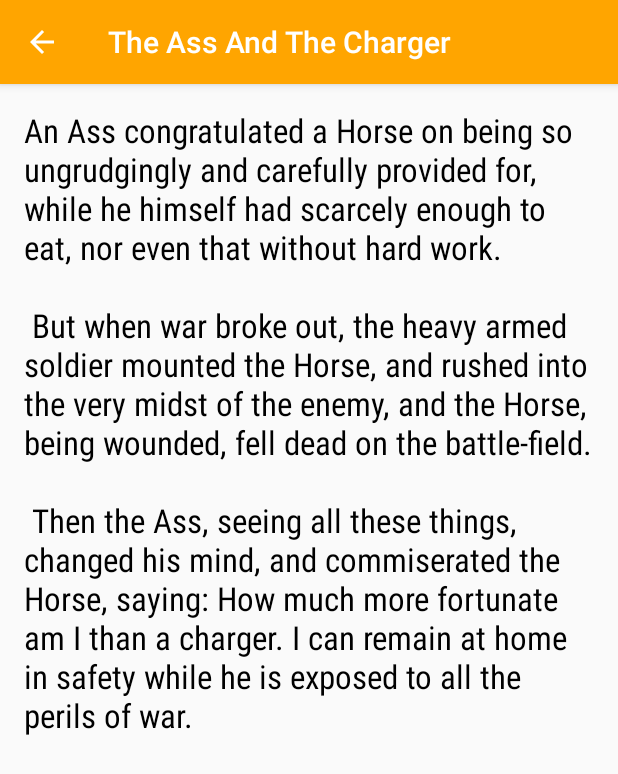
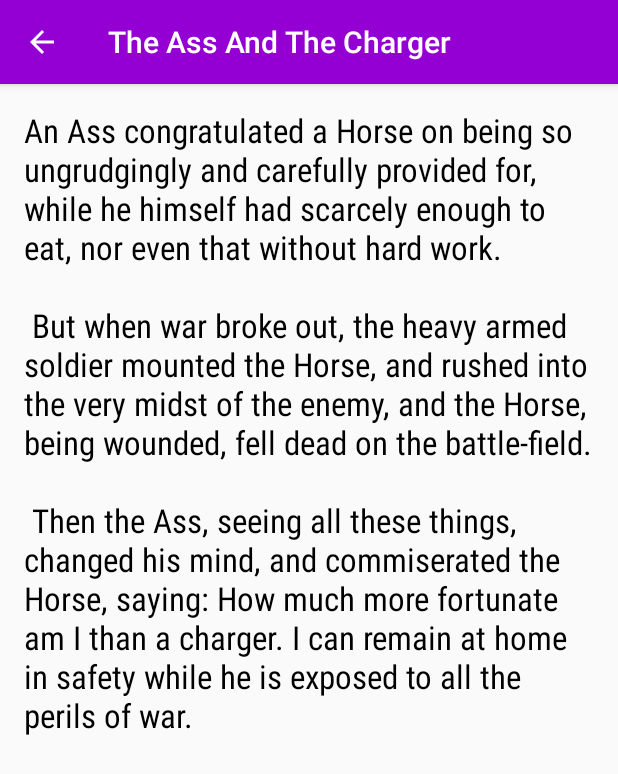
Before and after one commit to PaulineMalova/AesopsFables, an Android app: the TheAssAndTheCharger screen opened directly, with no data from a screen before it, on a phone screen of 412 x 824 dp. Shown: the top 774 px of the screen. Run offline under Robolectric (Android 15) with nearby library versions, the phone set to English and light mode, and no system bars.

Commit message:
My theme is now purple

```diff
--- a/app/src/main/res/values/colors.xml
+++ b/app/src/main/res/values/colors.xml
@@ -3,7 +3,7 @@
     <color name="colorPrimary">#FFE800</color>
     <color name="colorPrimaryDark">#00574B</color>
     <color name="colorAccent">#D81B60</color>
-    <color name="colorOrange">#FF8C00</color>
-    <color name="colorOrangeLight">#FFA500</color>
+    <color name="colorOrange">#FFE800</color>
+    <color name="colorOrangeLight">#9400D3</color>
     <color name="colorBlack">#000000</color>
 </resources>
```
